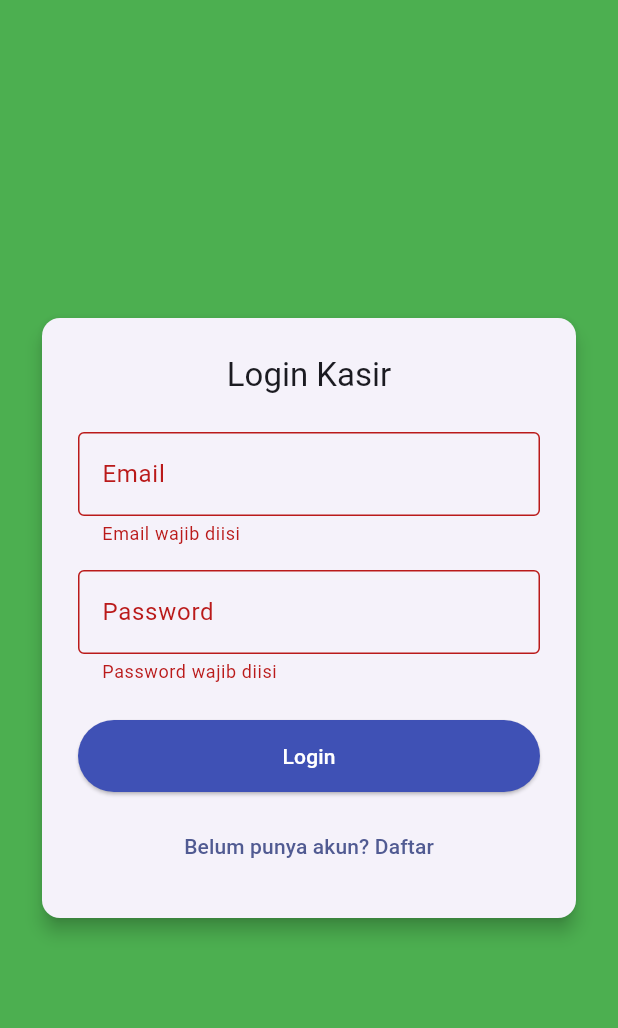
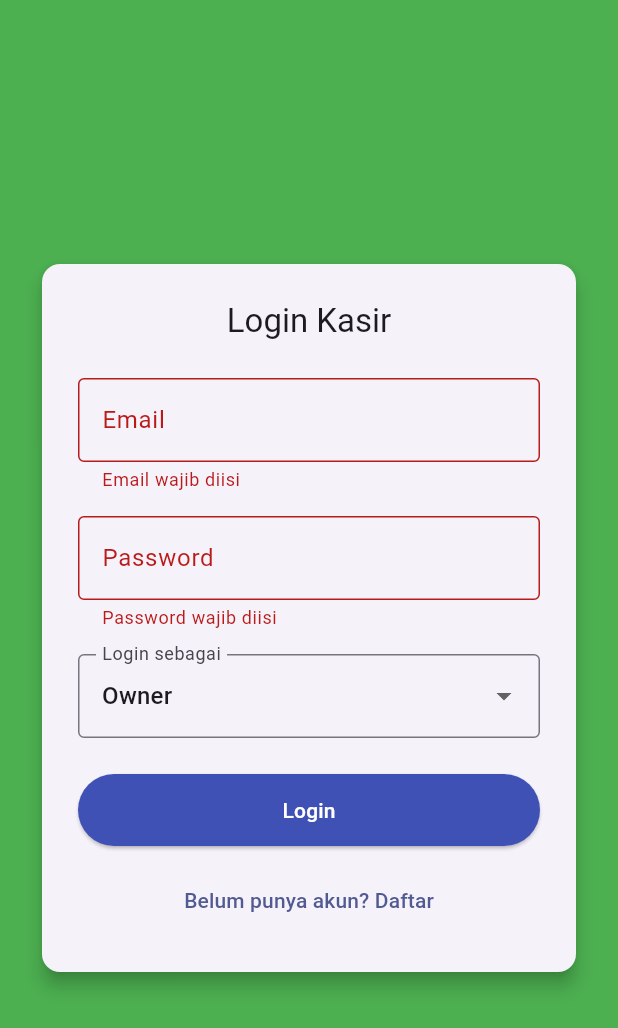
Before and after one commit to mulyatma/cashier_app, a Flutter app: the screen it shows after launch, after a tap on "Login", on a phone screen of 412 x 824 dp. Shown: the top 1028 px of the screen. Run offline on Flutter 3.47's test engine with Material 3 defaults, Android fonts, the phone set to English and light mode, and no system bars; our stand-ins replace image_picker, share_plus, shared_preferences; missing offline and left inert: blue_thermal_printer.

Commit message:
feat(auth): add login as owner/employee

```diff
--- a/lib/pages/login_page.dart
+++ b/lib/pages/login_page.dart
@@ -17,6 +17,14 @@ class _LoginPageState extends State<LoginPage> {
   final TextEditingController _passwordController = TextEditingController();
   bool _isLoading = false;
 
+  String _selectedRole = 'Owner'; // Default selected role
+
+  // Endpoint owner dan karyawan
+  final String ownerLoginUrl =
+      'https://be-aplikasi-kasir.vercel.app/api/auth/login';
+  final String employeeLoginUrl =
+      'https://be-aplikasi-kasir.vercel.app/api/auth/login-employee';
+
   Future<void> _login() async {
     if (_formKey.currentState!.validate()) {
       setState(() => _isLoading = true);
@@ -24,9 +32,22 @@ class _LoginPageState extends State<LoginPage> {
       final email = _emailController.text.trim();
       final password = _passwordController.text;
 
+      // Pilih endpoint sesuai role
+      final endpoint = _selectedRole == 'Owner'
+          ? ownerLoginUrl
+          : employeeLoginUrl;
+
+      if (endpoint.isEmpty) {
+        ScaffoldMessenger.of(context).showSnackBar(
+          const SnackBar(content: Text('Endpoint login karyawan belum diatur')),
+        );
+        setState(() => _isLoading = false);
+        return;
+      }
+
       try {
         final response = await http.post(
-          Uri.parse('https://be-aplikasi-kasir.vercel.app/api/auth/login'),
+          Uri.parse(endpoint),
           headers: {'Content-Type': 'application/json'},
           body: jsonEncode({'identifier': email, 'password': password}),
         );
@@ -36,7 +57,13 @@ class _LoginPageState extends State<LoginPage> {
         if (response.statusCode == 200 && data['token'] != null) {
           final prefs = await SharedPreferences.getInstance();
           await prefs.setString('token', data['token']);
-          await prefs.setString('userEmail', data['user']['email']);
+
+          // Simpan email atau name tergantung role
+          if (_selectedRole == 'Owner') {
+            await prefs.setString('userEmail', data['user']['email']);
+          } else {
+            await prefs.setString('userEmail', data['employee']['email']);
+          }
 
           ScaffoldMessenger.of(context).showSnackBar(
             SnackBar(content: Text(data['message'] ?? 'Login berhasil')),
@@ -89,10 +116,11 @@ class _LoginPageState extends State<LoginPage> {
                       "Login Kasir",
                       style: Theme.of(context).textTheme.titleLarge,
                     ),
-                    SizedBox(height: 24),
+                    const SizedBox(height: 24),
+
                     TextFormField(
                       controller: _emailController,
-                      decoration: InputDecoration(
+                      decoration: const InputDecoration(
                         labelText: 'Email',
                         border: OutlineInputBorder(),
                       ),
@@ -100,11 +128,11 @@ class _LoginPageState extends State<LoginPage> {
                           ? 'Email wajib diisi'
                           : null,
                     ),
-                    SizedBox(height: 16),
+                    const SizedBox(height: 16),
                     TextFormField(
                       controller: _passwordController,
                       obscureText: true,
-                      decoration: InputDecoration(
+                      decoration: const InputDecoration(
                         labelText: 'Password',
                         border: OutlineInputBorder(),
                       ),
@@ -112,9 +140,32 @@ class _LoginPageState extends State<LoginPage> {
                           ? 'Password wajib diisi'
                           : null,
                     ),
-                    SizedBox(height: 24),
+                    const SizedBox(height: 16),
+
+                    DropdownButtonFormField<String>(
+                      value: _selectedRole,
+                      decoration: const InputDecoration(
+                        labelText: 'Login sebagai',
+                        border: OutlineInputBorder(),
+                      ),
+                      items: ['Owner', 'Karyawan']
+                          .map(
+                            (role) => DropdownMenuItem(
+                              value: role,
+                              child: Text(role),
+                            ),
+                          )
+                          .toList(),
+                      onChanged: (value) {
+                        setState(() {
+                          _selectedRole = value!;
+                        });
+                      },
+                    ),
+
+                    const SizedBox(height: 24),
                     _isLoading
-                        ? CircularProgressIndicator()
+                        ? const CircularProgressIndicator()
                         : ElevatedButton(
                             onPressed: _login,
                             style: ElevatedButton.styleFrom(
@@ -126,11 +177,10 @@ class _LoginPageState extends State<LoginPage> {
                               style: TextStyle(color: Colors.white),
                             ),
                           ),
-
-                    SizedBox(height: 12),
+                    const SizedBox(height: 12),
                     TextButton(
                       onPressed: _goToRegister,
-                      child: Text("Belum punya akun? Daftar"),
+                      child: const Text("Belum punya akun? Daftar"),
                     ),
                   ],
                 ),
```
